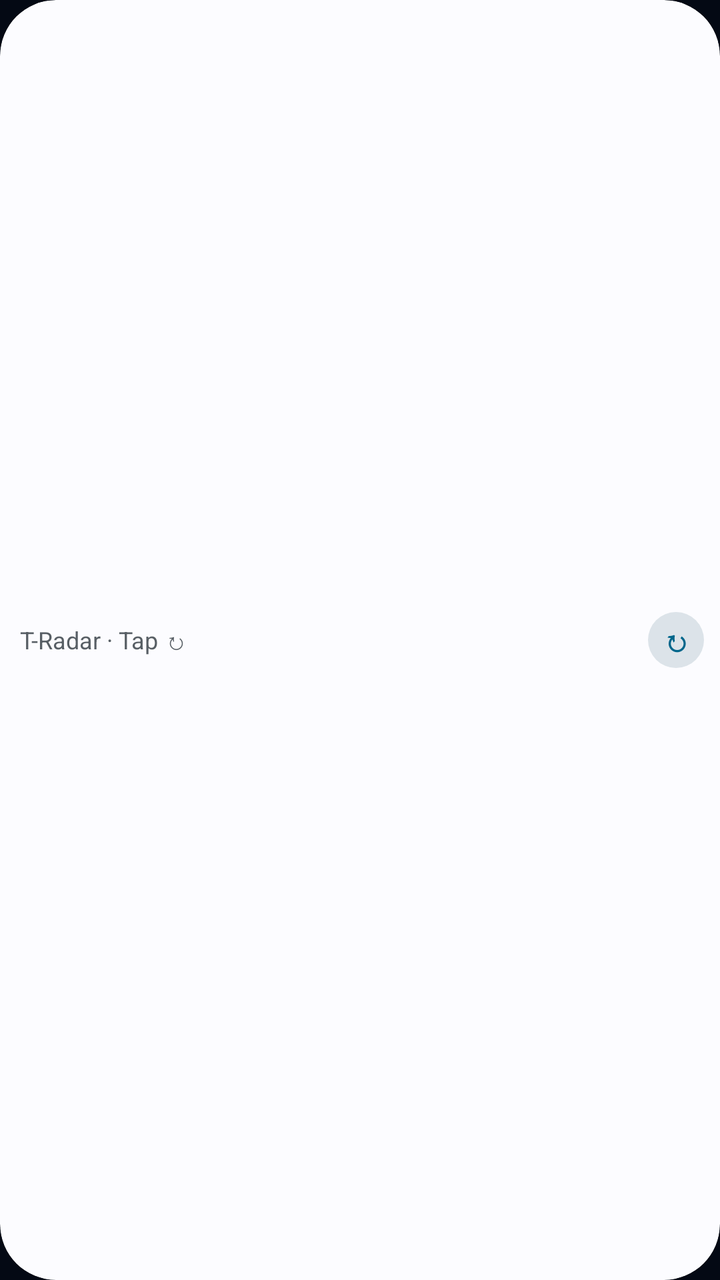
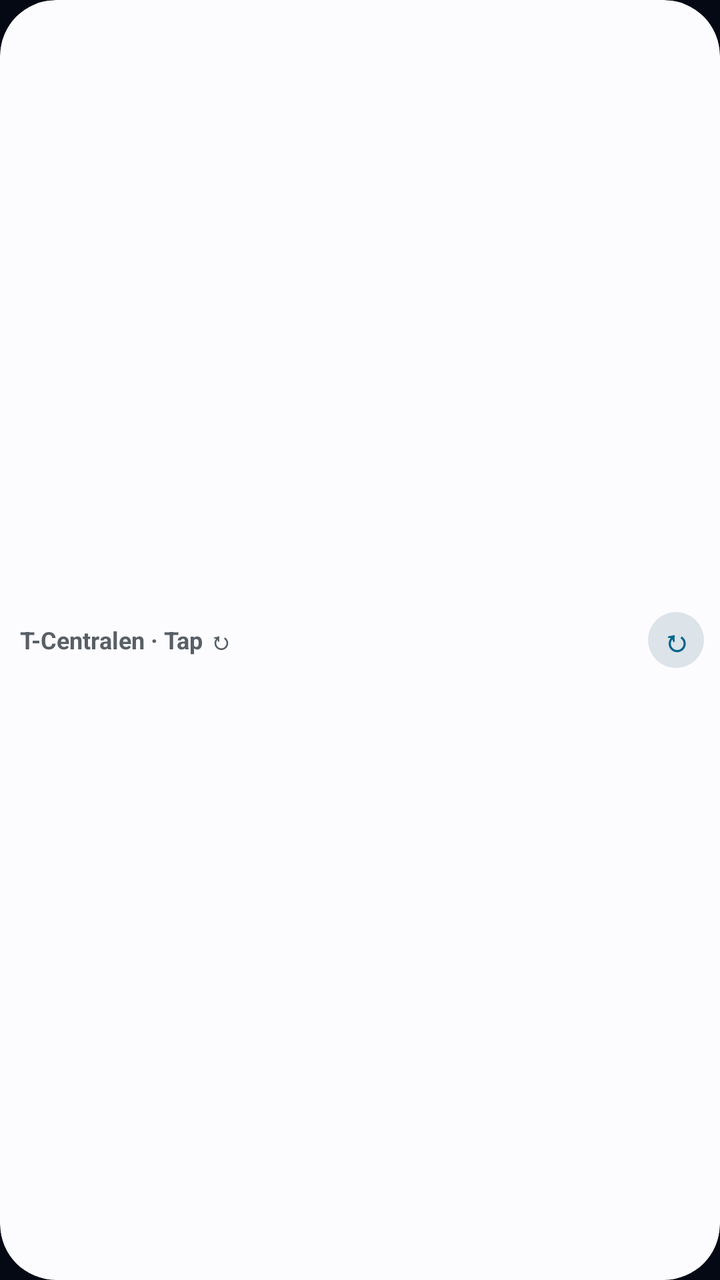

Before-and-after screenshots of an Android layout around one commit, followed by the original layout XML and the change that was made.
<!-- AndroidManifest.xml: application theme Theme.TRadar -->
<!-- res/layout/widget_mini.xml -->
<?xml version="1.0" encoding="utf-8"?>
<FrameLayout xmlns:android="http://schemas.android.com/apk/res/android"
    android:id="@android:id/background"
    android:layout_width="match_parent"
    android:layout_height="match_parent"
    android:background="@drawable/widget_bg_outline"
    android:clipToOutline="true">

    <ImageView
        android:id="@+id/widget_bg_image"
        android:layout_width="match_parent"
        android:layout_height="match_parent"
        android:contentDescription="@null"
        android:scaleType="fitXY"
        android:src="@drawable/widget_bg_auto" />

    <LinearLayout
        android:layout_width="match_parent"
        android:layout_height="match_parent"
        android:gravity="center_vertical"
        android:orientation="horizontal"
        android:paddingStart="10dp"
        android:paddingEnd="8dp">

        
        <LinearLayout
            android:id="@+id/mini_dep_container"
            android:layout_width="0dp"
            android:layout_height="match_parent"
            android:layout_weight="1"
            android:gravity="center_vertical"
            android:orientation="horizontal"
            android:visibility="gone">

            <TextView
                android:id="@+id/mini_badge"
                android:layout_width="wrap_content"
                android:layout_height="wrap_content"
                android:background="@drawable/badge_red"
                android:fontFamily="monospace"
                android:gravity="center"
                android:minWidth="32dp"
                android:paddingStart="6dp"
                android:paddingTop="3dp"
                android:paddingEnd="6dp"
                android:paddingBottom="3dp"
                android:text="50"
                android:textColor="#FFFFFF"
                android:textSize="11sp"
                android:textStyle="bold" />

            <LinearLayout
                android:layout_width="0dp"
                android:layout_height="wrap_content"
                android:layout_marginStart="8dp"
                android:layout_marginEnd="6dp"
                android:layout_weight="1"
                android:orientation="vertical">

                <TextView
                    android:id="@+id/mini_dest"
                    android:layout_width="match_parent"
                    android:layout_height="wrap_content"
                    android:ellipsize="end"
                    android:maxLines="1"
                    android:text="Odenplan"
                    android:textColor="@color/widget_text_primary"
                    android:textSize="13sp"
                    android:textStyle="bold" />

                <TextView
                    android:id="@+id/mini_stop"
                    android:layout_width="match_parent"
                    android:layout_height="wrap_content"
                    android:ellipsize="end"
                    android:maxLines="1"
                    android:text="Stora Lappis"
                    android:textColor="@color/widget_text_secondary"
                    android:textSize="10sp" />
            </LinearLayout>

            <Chronometer
                android:id="@+id/mini_chrono"
                android:layout_width="wrap_content"
                android:layout_height="wrap_content"
                android:layout_marginEnd="6dp"
                android:fontFamily="monospace"
                android:textColor="@color/widget_accent"
                android:textSize="14sp"
                android:textStyle="bold"
                android:visibility="gone" />

            <TextView
                android:id="@+id/mini_eta"
                android:layout_width="wrap_content"
                android:layout_height="wrap_content"
                android:layout_marginEnd="6dp"
                android:fontFamily="monospace"
                android:text="NOW"
                android:textColor="@color/widget_accent"
                android:textSize="14sp"
                android:textStyle="bold"
                android:visibility="gone" />
        </LinearLayout>

        
        <LinearLayout
            android:id="@+id/mini_cat_container"
            android:layout_width="0dp"
            android:layout_height="match_parent"
            android:layout_weight="1"
            android:gravity="center_vertical"
            android:orientation="horizontal"
            android:visibility="gone">

            <ImageView
                android:layout_width="56dp"
                android:layout_height="34dp"
                android:contentDescription="@null"
                android:scaleType="fitCenter"
                android:src="@drawable/cat_frame_2" />

            <TextView
                android:id="@+id/mini_cat_text"
                android:layout_width="0dp"
                android:layout_height="wrap_content"
                android:layout_marginStart="6dp"
                android:layout_weight="1"
                android:ellipsize="end"
                android:maxLines="1"
                android:text="All left… poke ↻"
                android:textColor="@color/widget_text_primary"
                android:textSize="12sp"
                android:textStyle="bold" />
        </LinearLayout>

        
        <TextView
            android:id="@+id/mini_status"
            android:layout_width="0dp"
            android:layout_height="match_parent"
            android:layout_weight="1"
            android:ellipsize="end"
            android:gravity="center_vertical"
            android:maxLines="1"
            android:text="T-Radar · Tap ↻"
            android:textColor="@color/widget_text_secondary"
            android:textSize="12sp"
            android:visibility="visible" />

        <TextView
            android:id="@+id/widget_refresh_btn"
            android:layout_width="28dp"
            android:layout_height="28dp"
            android:background="@drawable/widget_btn_auto"
            android:gravity="center"
            android:text="↻"
            android:textColor="@color/widget_accent"
            android:textSize="15sp"
            android:textStyle="bold" />
    </LinearLayout>

</FrameLayout>
<!-- resources referenced by this layout -->
<resources>
  <color name="widget_accent">#0284C7</color>
  <color name="widget_text_primary">#0F172A</color>
  <color name="widget_text_secondary">#475569</color>
  <!-- drawable badge_red (drawable) -->
  <?xml version="1.0" encoding="utf-8"?>
  <shape xmlns:android="http://schemas.android.com/apk/res/android"
      android:shape="rectangle">
      <solid android:color="#E11D48" />
      <corners android:radius="8dp" />
  </shape>
  <!-- drawable cat_frame_2: png bitmap (drawable-nodpi, 38647 bytes) -->
  <!-- drawable widget_bg_auto (drawable) -->
  <?xml version="1.0" encoding="utf-8"?>
  <shape xmlns:android="http://schemas.android.com/apk/res/android"
      android:shape="rectangle">
      <solid android:color="@color/widget_surface" />
      <corners android:radius="@dimen/widget_bg_radius" />
  </shape>
  <!-- drawable widget_bg_outline (drawable) -->
  <?xml version="1.0" encoding="utf-8"?>
  <shape xmlns:android="http://schemas.android.com/apk/res/android"
      android:shape="rectangle">
      <solid android:color="#00000000" />
      <corners android:radius="@dimen/widget_bg_radius" />
  </shape>
  <!-- drawable widget_btn_auto (drawable) -->
  <?xml version="1.0" encoding="utf-8"?>
  <shape xmlns:android="http://schemas.android.com/apk/res/android"
      android:shape="oval">
      <solid android:color="@color/widget_tab_idle" />
  </shape>
  <style name="Theme.TRadar" parent="Theme.AppCompat.DayNight.NoActionBar">
          <item name="colorPrimary">@color/cyan_accent</item>
          <item name="colorPrimaryDark">@color/bg_dark</item>
          <item name="colorAccent">@color/cyan_accent</item>
          <item name="android:windowBackground">@color/bg_dark</item>
          <item name="android:statusBarColor">@color/bg_dark</item>
          <item name="android:navigationBarColor">@color/bg_dark</item>
      </style>
  <color name="widget_surface">#F8FAFC</color>
  <dimen name="widget_bg_radius">20dp</dimen>
  <color name="widget_tab_idle">#E2E8F0</color>
  <color name="cyan_accent">#29E6FF</color>
  <color name="bg_dark">#040914</color>
</resources>

<!-- the commit's change to res/layout/widget_mini.xml (unified diff, before → after) -->
@@ -39,14 +39,14 @@
                 android:background="@drawable/badge_red"
                 android:fontFamily="monospace"
                 android:gravity="center"
-                android:minWidth="32dp"
+                android:minWidth="34dp"
                 android:paddingStart="6dp"
-                android:paddingTop="3dp"
+                android:paddingTop="4dp"
                 android:paddingEnd="6dp"
-                android:paddingBottom="3dp"
+                android:paddingBottom="4dp"
                 android:text="50"
                 android:textColor="#FFFFFF"
-                android:textSize="11sp"
+                android:textSize="11.5sp"
                 android:textStyle="bold" />
 
             <LinearLayout
@@ -58,6 +58,17 @@
                 android:orientation="vertical">
 
                 <TextView
+                    android:id="@+id/mini_stop"
+                    android:layout_width="match_parent"
+                    android:layout_height="wrap_content"
+                    android:ellipsize="end"
+                    android:maxLines="1"
+                    android:text="📍 Stora Lappis"
+                    android:textColor="@color/widget_accent"
+                    android:textSize="10.5sp"
+                    android:textStyle="bold" />
+
+                <TextView
                     android:id="@+id/mini_dest"
                     android:layout_width="match_parent"
                     android:layout_height="wrap_content"
@@ -67,16 +78,6 @@
                     android:textColor="@color/widget_text_primary"
                     android:textSize="13sp"
                     android:textStyle="bold" />
-
-                <TextView
-                    android:id="@+id/mini_stop"
-                    android:layout_width="match_parent"
-                    android:layout_height="wrap_content"
-                    android:ellipsize="end"
-                    android:maxLines="1"
-                    android:text="Stora Lappis"
-                    android:textColor="@color/widget_text_secondary"
-                    android:textSize="10sp" />
             </LinearLayout>
 
             <Chronometer
@@ -114,8 +115,8 @@
             android:visibility="gone">
 
             <ImageView
-                android:layout_width="56dp"
-                android:layout_height="34dp"
+                android:layout_width="50dp"
+                android:layout_height="32dp"
                 android:contentDescription="@null"
                 android:scaleType="fitCenter"
                 android:src="@drawable/cat_frame_2" />
@@ -128,7 +129,7 @@
                 android:layout_weight="1"
                 android:ellipsize="end"
                 android:maxLines="1"
-                android:text="All left… poke ↻"
+                android:text="Stora Lappis · All left ↻"
                 android:textColor="@color/widget_text_primary"
                 android:textSize="12sp"
                 android:textStyle="bold" />
@@ -143,9 +144,10 @@
             android:ellipsize="end"
             android:gravity="center_vertical"
             android:maxLines="1"
-            android:text="T-Radar · Tap ↻"
+            android:text="T-Centralen · Tap ↻"
             android:textColor="@color/widget_text_secondary"
             android:textSize="12sp"
+            android:textStyle="bold"
             android:visibility="visible" />
 
         <TextView
